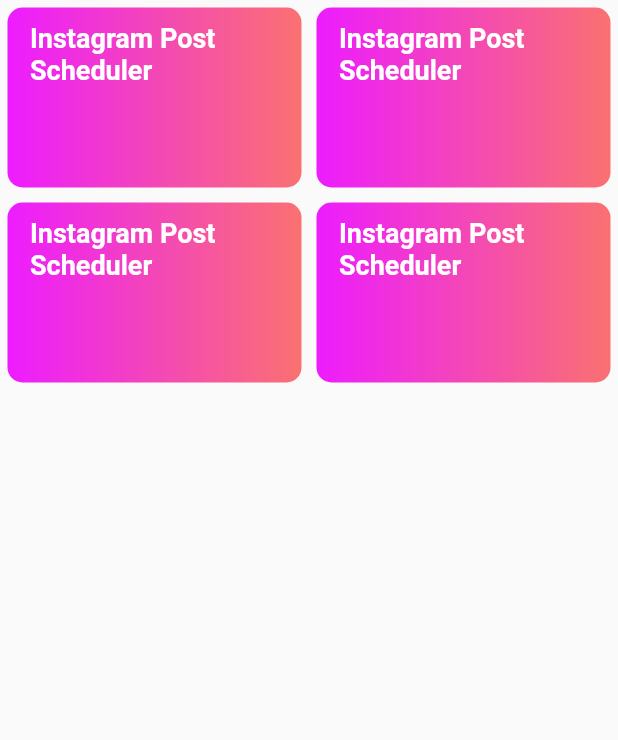
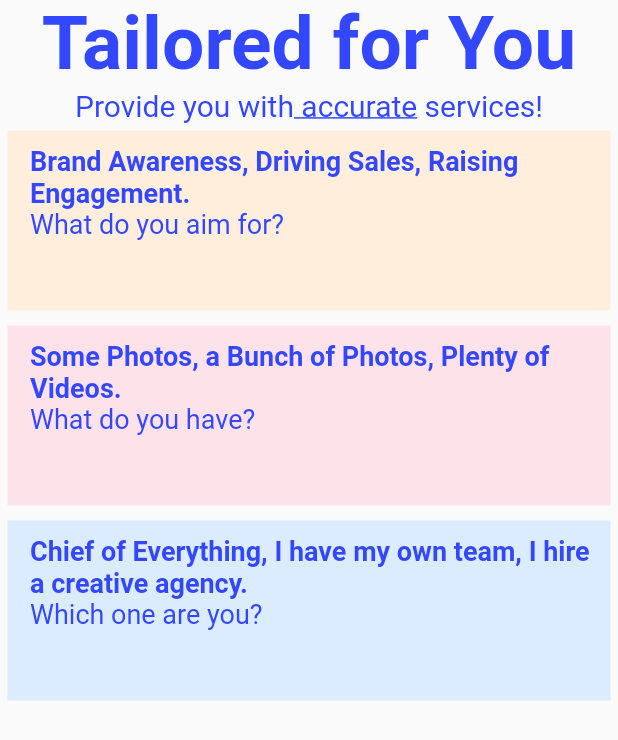
Before and after one commit to Kofrom506/brain_sells_flutter, a Flutter app: the screen it shows after launch, on a phone screen of 412 x 824 dp. Shown: the top 740 px of the screen. Run offline on Flutter 3.47's test engine with Material 2 defaults, Android fonts, the phone set to English and light mode, and no system bars; our stand-ins replace carousel_slider, font_awesome_flutter.

Commit message:
Survey done

```diff
--- a/lib/decoration/configs.dart
+++ b/lib/decoration/configs.dart
@@ -22,6 +22,10 @@ class Configs {
   static const antiqueWhite = Color.fromRGBO(255, 238, 219, 1);
   static const oxfordBlue = Color.fromRGBO(2, 34, 59, 1);
   static const black = Color.fromRGBO(18, 18, 18, 1);
+
+  static const yellowCard = Color.fromRGBO(255, 238, 219, 1);
+  static const pinkCard = Color.fromRGBO(254, 226, 234, 1);
+  static const blueCard = Color.fromRGBO(219, 236, 255, 1);
   // static var paradisePink = Color.fromRGBO(51, 71, 255, 1),
   // static var paradisePink = Color.fromRGBO(51, 71, 255, 1),
 
--- a/lib/main.dart
+++ b/lib/main.dart
@@ -8,6 +8,7 @@ import 'package:flutterapi/screens/main_page/main_screen.dart';
 import 'package:flutterapi/screens/sign_up_page/sign_up_screen.dart';
 import 'package:flutterapi/screens/splash_screen_page.dart';
 import 'package:flutterapi/screens/splash_screen_screen.dart';
+import 'package:flutterapi/screens/survey_page/survey_screen.dart';
 
 import 'screens/login/login_screen.dart';
 import 'screens/sign_up_page/sign_up_page.dart';
@@ -30,7 +31,7 @@ class MyApp extends StatelessWidget {
         errorColor: Configs.dangerColor,
         visualDensity: VisualDensity.adaptivePlatformDensity,
       ),
-      home: MainPageScreen(),
+      home: SurveyScreen(),
     );
   }
 
--- a/lib/screens/main_page/main_page.dart
+++ b/lib/screens/main_page/main_page.dart
@@ -1,5 +1,6 @@
 import "package:flutter/material.dart";
 import 'package:flutterapi/screens/sign_up_page/sign_up_page.dart';
+import 'package:flutterapi/widget/preset_view.dart';
 
 class MainPage extends StatefulWidget {
   @override
@@ -11,6 +12,7 @@ class _MainPageState extends State<MainPage> {
   Widget build(BuildContext context) {
     return Column(
       children: [
+        Expanded(child: Container(),),
 
         PresetView(presetModel1: "Instagram Post Scheduler", presetModel2: "Instagram Post Scheduler"),
         PresetView(presetModel1: "Instagram Post Scheduler", presetModel2: "Instagram Post Scheduler"),
@@ -18,103 +20,3 @@ class _MainPageState extends State<MainPage> {
     );
   }
 }
-
-class PresetView extends StatelessWidget {
-  PresetView({required this.presetModel1, required this.presetModel2});
-  String presetModel1;
-  String presetModel2;
-  @override
-  Widget build(BuildContext context) {
-    return
-      Row(
-        children: [
-          Expanded(
-            child: InkWell(
-              child: Container(
-                height: 120,
-                width: 1000,
-                margin: EdgeInsets.all(5),
-                decoration: BoxDecoration(
-                  gradient: LinearGradient(colors: [
-                    Color(0xffED1CFF),
-                    Color(0xffFA7171)
-                  ]),
-                  borderRadius:
-                  BorderRadius.circular(10),
-                ),
-                child: Container(
-                  padding: EdgeInsets.only(
-                      left: 15, top: 10),
-                  child: Text(
-                    presetModel1,
-                    textAlign: TextAlign.start,
-                    style: TextStyle(
-                        fontSize: 18,
-                        fontWeight: FontWeight.w600,
-                        color: Colors.white),
-                  ),
-                ),
-              ),
-              onTap: () {
-                print(presetModel1);
-                Navigator.push(
-                  context,
-                  MaterialPageRoute(builder: (context) => SignUpPage()),
-                );
-                BoxDecoration(
-                    border: Border.all(
-                      color: Colors.white,
-                      width: 2,
-                    ),
-                    borderRadius:
-                    BorderRadius.circular(10));
-              },
-            ),
-          ),
-          Expanded(
-            child: InkWell(
-              child: Container(
-                height: 120,
-                width: 1000,
-                margin: EdgeInsets.all(5),
-                decoration: BoxDecoration(
-                  gradient: LinearGradient(colors: [
-                    Color(0xffED1CFF),
-                    Color(0xffFA7171)
-                  ]),
-                  borderRadius:
-                  BorderRadius.circular(10),
-                ),
-                child: Container(
-                  padding: EdgeInsets.only(
-                      left: 15, top: 10),
-                  child: Text(
-                    presetModel2,
-                    textAlign: TextAlign.start,
-                    style: TextStyle(
-                        fontSize: 18,
-                        fontWeight: FontWeight.w600,
-                        color: Colors.white),
-                  ),
-                ),
-              ),
-              onTap:() {
-                print(presetModel2);
-                Navigator.push(
-                  context,
-                  MaterialPageRoute(builder: (context) => SignUpPage()),
-                );
-                BoxDecoration(
-                    border: Border.all(
-                      color: Colors.white,
-                      width: 2,
-                    ),
-                    borderRadius:
-                    BorderRadius.circular(10));
-              },
-            ),
-          ),
-        ],
-      );
-  }
-}
--- a/lib/screens/sign_up_page/sign_up_page.dart
+++ b/lib/screens/sign_up_page/sign_up_page.dart
@@ -138,6 +138,7 @@ class _SignUpPageState extends State<SignUpPage> {
                         Configs.spacer(),
                         Center(child: Text("Sudah punya akun? Masuk di sini!",textAlign: TextAlign.end,style: TextStyle(),),)
 
+
                       ],
 
                     ),
--- /dev/null
+++ b/lib/screens/survey_page/survey_page.dart
@@ -0,0 +1,107 @@
+import "package:flutter/material.dart";
+import 'package:flutterapi/decoration/configs.dart';
+import 'package:flutterapi/screens/sign_up_page/sign_up_page.dart';
+import 'package:flutterapi/screens/sign_up_page/sign_up_screen.dart';
+import 'package:flutterapi/widget/card_view.dart';
+
+class SurveyPage extends StatelessWidget {
+  @override
+  Widget build(BuildContext context) {
+    return Column(
+      children: [
+        Text(
+          "Tailored for You",
+          style: TextStyle(
+              fontSize: 50,
+              fontWeight: FontWeight.w700,
+              color: Configs.blueRYB),
+        ),
+        RichText(
+          text: TextSpan(
+            text: 'Provide you with',
+            style: TextStyle(
+                fontSize: 20,
+                // fontWeight: FontWeight.bold,
+                color: Configs.blueRYB),
+            children: const <TextSpan>[
+              TextSpan(
+                  text: ' accurate',
+                  style: TextStyle(decoration: TextDecoration.underline)),
+              TextSpan(text: ' services!'),
+            ],
+          ),
+        ),
+
+        // Row(
+        //   children: [
+        //     Text(
+        //       "Provide with ",
+        //       style: TextStyle(fontSize: 50, fontWeight: FontWeight.bold, color: Configs.blueRYB),
+        //     ),
+        //     Text(
+        //       "accurate",
+        //       style: TextStyle(decoration: TextDecoration.underline),
+        //     ),
+        //     Text(
+        //       "services",
+        //       style: TextStyle(decoration: TextDecoration.underline),
+        //     ),
+        //   ],
+        CardView(
+          colors:  Configs.yellowCard,
+          cueText: "What do you aim for?",
+          mainText: "Brand Awareness, Driving Sales, Raising Engagement.",
+          onTap: () {
+            Navigator.push(
+              context,
+              MaterialPageRoute(builder: (context) => SignUpScreen()),
+            );
+            BoxDecoration(
+                border: Border.all(
+                  color: Colors.white,
+                  width: 2,
+                ),
+                borderRadius: BorderRadius.circular(10));
+          },
+        ),
+
+        CardView(
+          colors:  Configs.pinkCard,
+          cueText: "What do you have?",
+          mainText: "Some Photos, a Bunch of Photos, Plenty of Videos.",
+          onTap: () {
+            Navigator.push(
+              context,
+              MaterialPageRoute(builder: (context) => SignUpScreen()),
+            );
+            BoxDecoration(
+                border: Border.all(
+                  color: Colors.white,
+                  width: 2,
+                ),
+                borderRadius: BorderRadius.circular(10));
+          },
+        ),
+        CardView(
+          colors:  Configs.blueCard,
+
+
+          cueText: "Which one are you?",
+          mainText: "Chief of Everything, I have my own team, I hire a creative agency.",
+          onTap: () {
+            Navigator.push(
+              context,
+              MaterialPageRoute(builder: (context) => SignUpScreen()),
+            );
+            BoxDecoration(
+                border: Border.all(
+                  color: Colors.white,
+                  width: 2,
+                ),
+                borderRadius: BorderRadius.circular(10));
+          },
+        ),
+      ],
+    );
+  }
+}
--- /dev/null
+++ b/lib/screens/survey_page/survey_screen.dart
@@ -0,0 +1,28 @@
+import 'package:flutter/material.dart';
+
+
+import 'package:flutter/material.dart';
+import 'package:flutterapi/basics/screens/base_screen.dart';
+import 'package:flutterapi/screens/login/login_page.dart';
+import 'package:flutterapi/screens/sign_up_page/sign_up_page.dart';
+import 'package:flutterapi/screens/survey_page/survey_page.dart';
+
+
+class SurveyScreen extends StatefulWidget {
+  const SurveyScreen({Key? key}) : super(key: key);
+
+  @override
+  State<SurveyScreen> createState() => _SurveyScreenState();
+}
+
+class _SurveyScreenState extends State<SurveyScreen> {
+  @override
+  Widget build(BuildContext context) {
+    return MaterialApp(
+      color: Colors.black,
+      home: Scaffold(
+        body: SafeArea(child: SurveyPage()),
+      ),
+    );
+  }
+}
--- /dev/null
+++ b/lib/widget/card_view.dart
@@ -0,0 +1,56 @@
+import 'package:flutter/material.dart';
+import 'package:flutterapi/decoration/configs.dart';
+
+class CardView extends StatelessWidget {
+  CardView(
+      {required this.mainText, required this.cueText, required this.onTap,
+     this.colors = Colors.teal });
+
+  String mainText;
+  String cueText;
+  Function() onTap;
+  Color colors;
+
+  @override
+  Widget build(BuildContext context) {
+    return Row(
+      children: [
+        Expanded(
+          child: InkWell(
+            child: Container(
+              height: 120,
+              margin: EdgeInsets.all(5),
+              decoration: BoxDecoration(
+                color: colors),
+              child: Container(
+                padding: EdgeInsets.only(left: 15, top: 10),
+                child: Column(
+                  crossAxisAlignment: CrossAxisAlignment.start,
+                  children: [
+                    Text(
+                      mainText,
+                      textAlign: TextAlign.start,
+                      style: TextStyle(
+                          fontSize: 18,
+                          fontWeight: FontWeight.w600,
+                          color: Configs.blueRYB),
+                    ),
+                    Text(
+                      cueText,
+                      textAlign: TextAlign.start,
+                      style: TextStyle(
+                          fontSize: 18,
+                          fontWeight: FontWeight.normal,
+                          color: Configs.blueRYB),
+                    ),
+                  ],
+                ),
+              ),
+            ),
+            onTap: onTap,
+          ),
+        ),
+      ],
+    );
+  }
+}
```
Also changed, not shown: lib/widget/preset_view.dart (added, +102 -0 lines).
